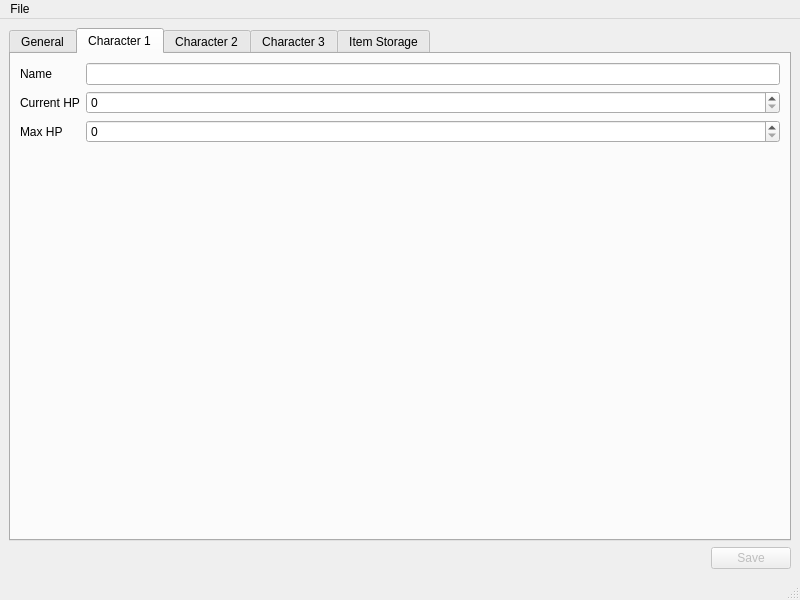
Above: sd3save_editor/gui/mainwindow.ui from rrooij/sd3save_editor before the change. Below: the same form after it.
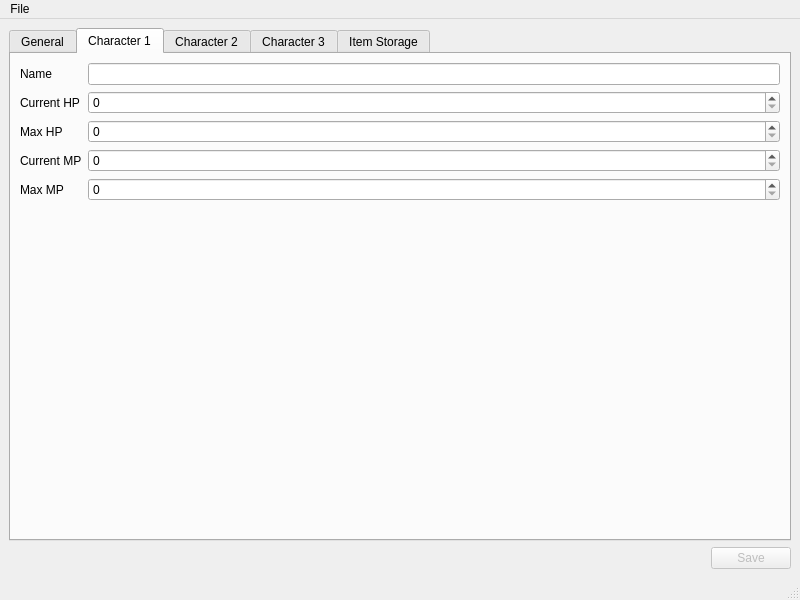
That is the form after the change. The open tabs and pages were chosen to show the change.

Commit message: Gui: add current MP and max MP

```diff
--- a/sd3save_editor/gui/mainwindow.ui
+++ b/sd3save_editor/gui/mainwindow.ui
@@ -130,6 +130,34 @@
             </property>
            </widget>
           </item>
+          <item row="4" column="0">
+           <widget class="QLabel" name="labelCurrentMpChar1">
+            <property name="text">
+             <string>Current MP</string>
+            </property>
+           </widget>
+          </item>
+          <item row="4" column="1">
+           <widget class="QSpinBox" name="spinBoxCurrMpChar1">
+            <property name="maximum">
+             <number>999</number>
+            </property>
+           </widget>
+          </item>
+          <item row="5" column="0">
+           <widget class="QLabel" name="labelMaxMpChar1">
+            <property name="text">
+             <string>Max MP</string>
+            </property>
+           </widget>
+          </item>
+          <item row="5" column="1">
+           <widget class="QSpinBox" name="spinBoxMaxMpChar1">
+            <property name="maximum">
+             <number>999</number>
+            </property>
+           </widget>
+          </item>
          </layout>
         </item>
        </layout>
```
Left out of the diff: 70 changed lines with no effect on the pictures. The commit also changes 2 other files.
